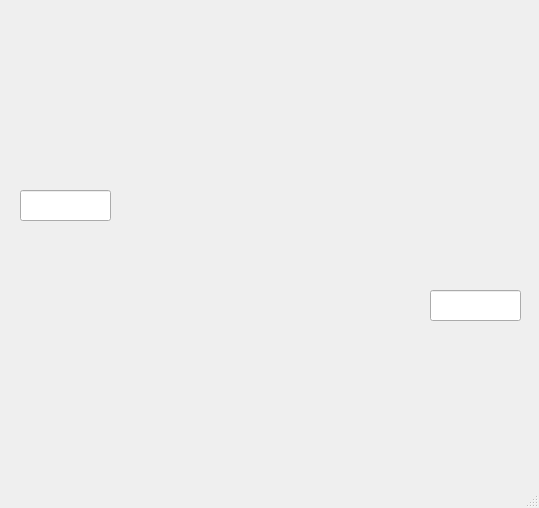
The window that mainwindow.ui (brupi/Spannungsteiler) describes before a commit, drawn with Qt 5.
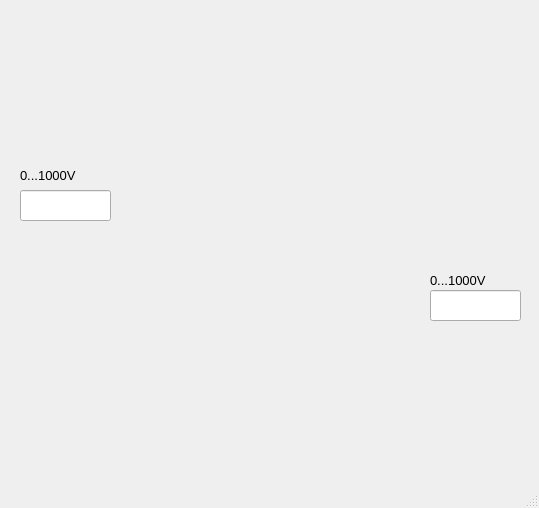
The same window after the commit. Icons and pictures are not drawn.

What changed in the file:
```diff
--- a/mainwindow.ui
+++ b/mainwindow.ui
@@ -122,6 +122,42 @@
      <number>0</number>
     </property>
    </widget>
+   <widget class="QLabel" name="label_2">
+    <property name="geometry">
+     <rect>
+      <x>20</x>
+      <y>165</y>
+      <width>91</width>
+      <height>21</height>
+     </rect>
+    </property>
+    <property name="font">
+     <font>
+      <pointsize>10</pointsize>
+     </font>
+    </property>
+    <property name="text">
+     <string>0...1000V</string>
+    </property>
+   </widget>
+   <widget class="QLabel" name="label_3">
+    <property name="geometry">
+     <rect>
+      <x>430</x>
+      <y>270</y>
+      <width>91</width>
+      <height>21</height>
+     </rect>
+    </property>
+    <property name="font">
+     <font>
+      <pointsize>10</pointsize>
+     </font>
+    </property>
+    <property name="text">
+     <string>0...1000V</string>
+    </property>
+   </widget>
    <zorder>label</zorder>
    <zorder>Spannung_2</zorder>
    <zorder>Quellspannung</zorder>
```
Left out of the diff: 2 changed lines with no effect on the pictures.
